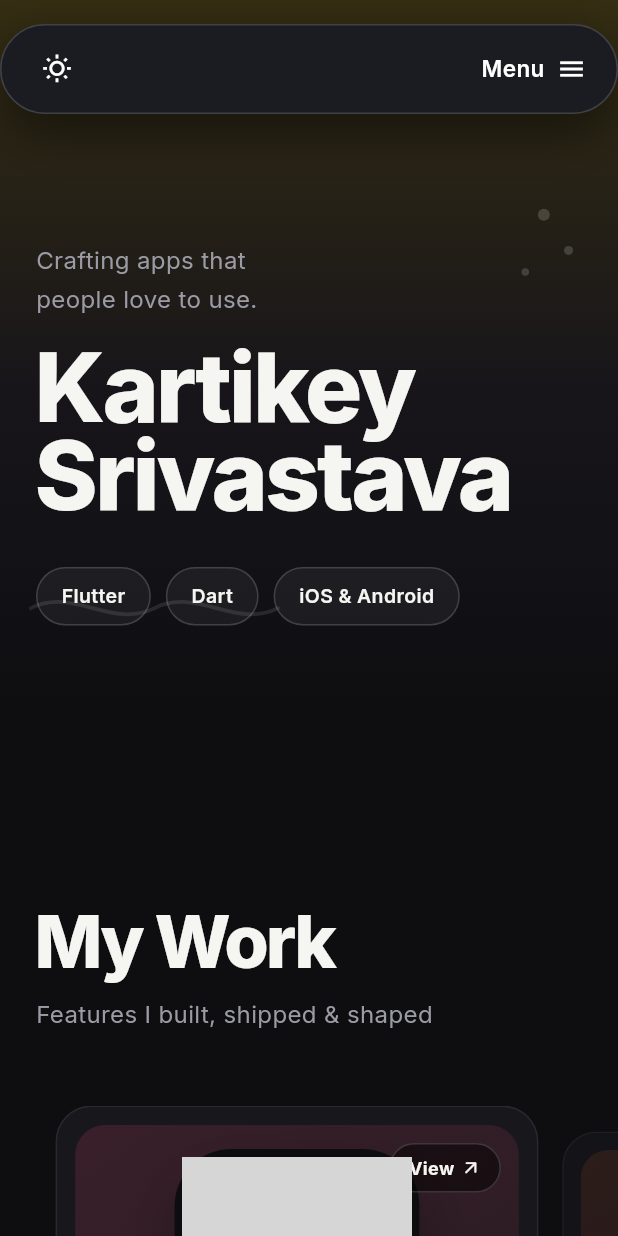
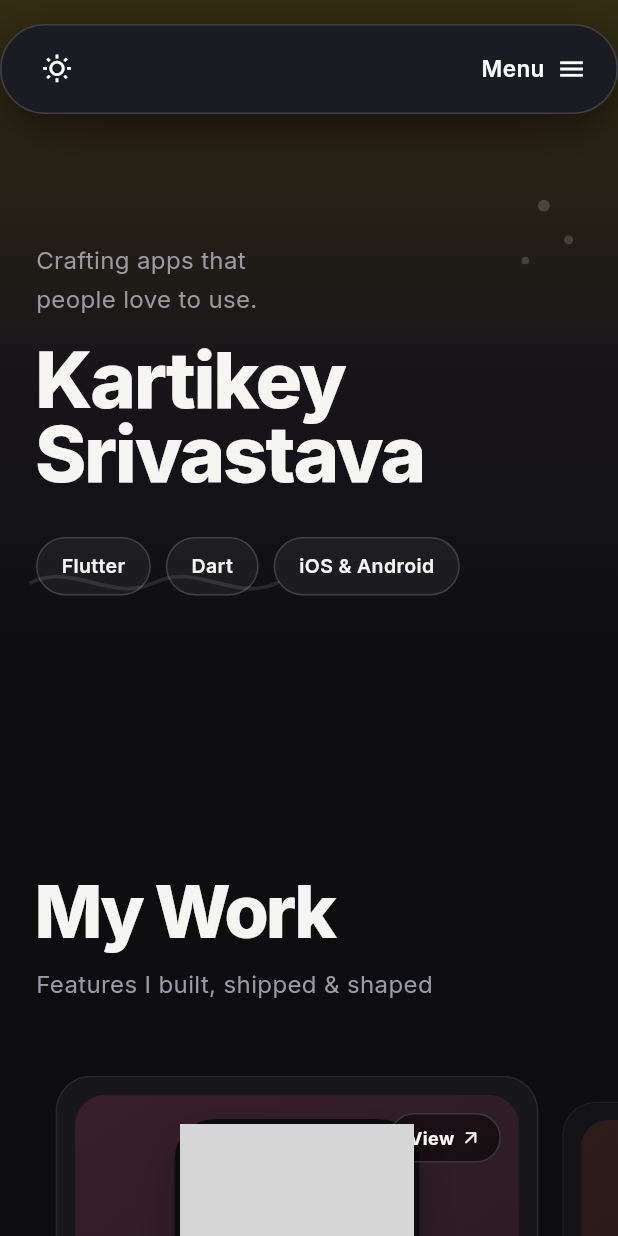
Before and after one commit to kartikaeyy/portfolio, a Flutter app: the screen it shows after launch, on a phone screen of 412 x 824 dp. Run offline on Flutter 3.47's test engine with Material 3 defaults, Android fonts, the phone set to English and light mode, and no system bars; drawn by our look-alikes of flutter_animate, video_player; our stand-ins replace google_fonts; grey boxes are pictures that could not be loaded.

Commit message:
frame changes

```diff
--- a/lib/pages/hey_page.dart
+++ b/lib/pages/hey_page.dart
@@ -117,11 +117,11 @@
                 Text(
                   'Kartikey\nSrivastava',
                   style: GoogleFonts.inter(
-                    fontSize: 64,
+                    fontSize: 52,
                     fontWeight: FontWeight.w800,
                     color: AppColors.ink,
-                    height: 0.92,
-                    letterSpacing: -2,
+                    height: 0.95,
+                    letterSpacing: -1.5,
                   ),
                 ).animate().fadeIn(delay: 100.ms, duration: 800.ms),
                 const SizedBox(height: 32),
--- a/lib/widgets/media.dart
+++ b/lib/widgets/media.dart
@@ -22,22 +22,29 @@
   Widget build(BuildContext context) {
     return AspectRatio(
       aspectRatio: aspectRatio,
-      child: RepaintBoundary(
+      child: LayoutBuilder(
+        builder: (context, constraints) {
+          // Scale every dimension from a 230px reference width so the frame
+          // keeps identical proportions (corner curve, bezel, island) at any
+          // rendered size. A fixed radius over-rounds small frames on phones,
+          // turning the phone into a blob — proportional scaling avoids that.
+          final s = constraints.maxWidth / 230.0;
+          return RepaintBoundary(
             child: Container(
-          padding: const EdgeInsets.all(5),
+              padding: EdgeInsets.all(5 * s),
               decoration: BoxDecoration(
                 color: const Color(0xFF0D0D0F),
-            borderRadius: BorderRadius.circular(38),
+                borderRadius: BorderRadius.circular(38 * s),
                 boxShadow: [
                   BoxShadow(
                     color: Colors.black.withValues(alpha: 0.28),
-                blurRadius: 32,
-                offset: const Offset(0, 18),
+                    blurRadius: 32 * s,
+                    offset: Offset(0, 18 * s),
                   ),
                 ],
               ),
               child: ClipRRect(
-            borderRadius: BorderRadius.circular(33),
+                borderRadius: BorderRadius.circular(33 * s),
                 child: Stack(
                   fit: StackFit.expand,
                   children: [
@@ -46,13 +53,13 @@
                     Align(
                       alignment: Alignment.topCenter,
                       child: Padding(
-                    padding: const EdgeInsets.only(top: 8),
+                        padding: EdgeInsets.only(top: 8 * s),
                         child: Container(
-                      width: 54,
-                      height: 15,
+                          width: 54 * s,
+                          height: 15 * s,
                           decoration: BoxDecoration(
                             color: Colors.black.withValues(alpha: 0.85),
-                        borderRadius: BorderRadius.circular(20),
+                            borderRadius: BorderRadius.circular(20 * s),
                           ),
                         ),
                       ),
@@ -61,6 +68,8 @@
                 ),
               ),
             ),
+          );
+        },
       ),
     );
   }
```
Also changed, not shown: 3 other files. Lines whose indentation alone changed are shown as unchanged.
